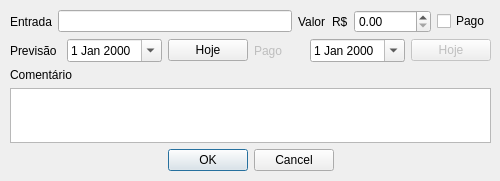
Qt form ui/entrada_add.ui (vazerick/controle_gastos) before a commit.
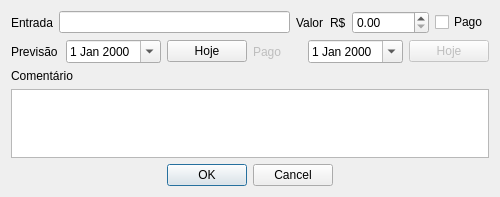
The same form after that commit.

Commit message: Atualização de layout

What changed in the file:
```diff
--- a/ui/entrada_add.ui
+++ b/ui/entrada_add.ui
@@ -7,13 +7,13 @@
     <x>0</x>
     <y>0</y>
     <width>500</width>
-    <height>181</height>
+    <height>197</height>
    </rect>
   </property>
   <property name="minimumSize">
    <size>
-    <width>0</width>
-    <height>0</height>
+    <width>500</width>
+    <height>197</height>
    </size>
   </property>
   <property name="maximumSize">
@@ -25,15 +25,8 @@
   <property name="windowTitle">
    <string>Adicionar Entrada</string>
   </property>
-  <widget class="QWidget" name="verticalLayoutWidget">
-   <property name="geometry">
-    <rect>
-     <x>10</x>
-     <y>10</y>
-     <width>481</width>
-     <height>161</height>
-    </rect>
-   </property>
+  <layout class="QVBoxLayout" name="verticalLayout_2">
+   <item>
    <layout class="QVBoxLayout" name="verticalLayout">
     <item>
      <layout class="QHBoxLayout" name="horizontalLayout">
@@ -156,7 +149,8 @@
      </widget>
     </item>
    </layout>
-  </widget>
+   </item>
+  </layout>
  </widget>
  <tabstops>
   <tabstop>inputEntrada</tabstop>
```
Left out of the diff: 5 changed lines with no effect on the pictures. Lines whose indentation alone changed are shown as unchanged. The commit also changes 18 other files.
